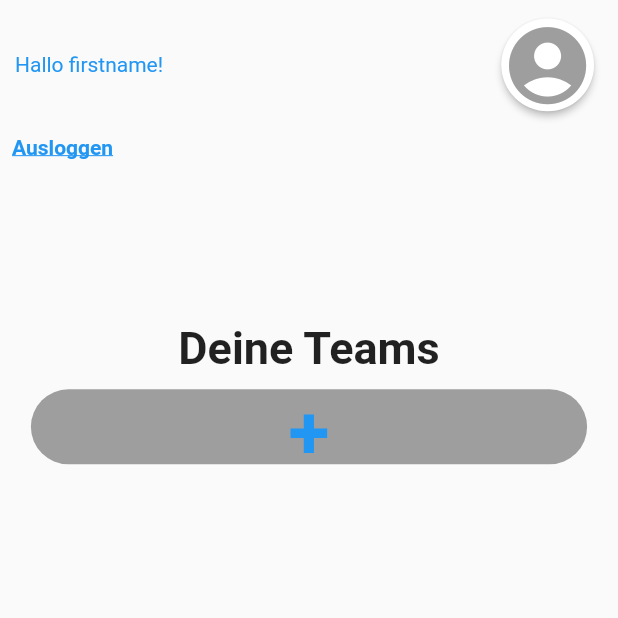
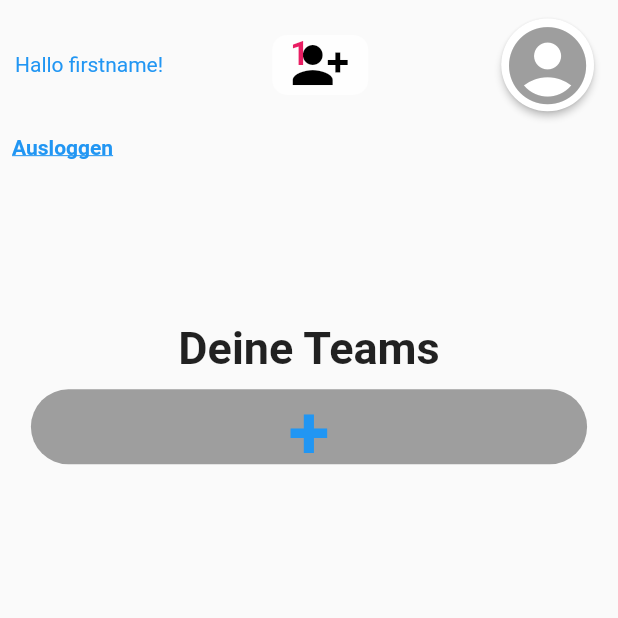
Before and after one commit to Wareload/SEP_Frontend, a Flutter app: the TeamOverview screen opened by its route, on a phone screen of 412 x 824 dp, the top half of it. Run offline on Flutter 3.47's test engine with Material 2 defaults, Android fonts, the phone set to English and light mode, and no system bars; our stand-ins replace flutter_secure_storage; accounts and stored records are empty; network calls fail.

Commit message:
created invitationview and changed deleteTeam To leaveTeam

```diff
--- a/lib/route/route_generator.dart
+++ b/lib/route/route_generator.dart
@@ -8,6 +8,7 @@ import 'package:moody/screens/meditation_start.dart';
 import 'package:moody/screens/meditation_timer.dart';
 import 'package:moody/screens/mood_select.dart';
 import 'package:moody/screens/personal_statistik.dart';
+import 'package:moody/screens/profile_invitations.dart';
 import 'package:moody/screens/profile_overview.dart';
 import 'package:moody/screens/register.dart';
 import 'package:moody/screens/splash.dart';
@@ -33,6 +34,8 @@ class RouteGenerator {
   static const String meditationEnd = "/meditationEnd";
   static const String atemUebung = "/atemUebung";
   static const String personalStatistic = "/personalStatistic";
+
+  static const String showInvitations = "/getInvitations";
 
   static void reset(context) {
     Navigator.pushNamedAndRemoveUntil(
@@ -91,6 +94,9 @@ class RouteGenerator {
       case personalStatistic:
         return MaterialPageRoute(
             settings: settings, builder: (_) => const PersonalStatistic());
+      case showInvitations:
+        return MaterialPageRoute(
+            settings: settings, builder: (_) => const ProfileInvitations());
       default:
         return MaterialPageRoute(
             settings: settings, builder: (_) => const Splash());
--- a/lib/screens/team_overview.dart
+++ b/lib/screens/team_overview.dart
@@ -1,6 +1,7 @@
 import 'package:flutter/material.dart';
 import 'package:moody/api/api.dart';
 import 'package:moody/route/route_generator.dart';
+import 'package:moody/widgets/settings.dart';
 import 'package:moody/widgets/widgets.dart';
 
 import '../api/exception/invalid_permission_exception.dart';
@@ -19,7 +20,7 @@ class TeamOverview extends StatefulWidget {
 class _TeamOverviewState extends State<TeamOverview> {
   List<Team> teams = [];
   Profile _profile = Profile.empty();
-
+  String _invitations = "1";
 
   @override
   Widget build(BuildContext context) {
@@ -28,17 +29,19 @@ class _TeamOverviewState extends State<TeamOverview> {
         body: SafeArea(child: LayoutBuilder(builder: (builder, constraints) {
       return Column(
         children: [
-
-              Container(
-                  padding: EdgeInsets.only(top: constraints.maxWidth * 0.03)),
+          Container(padding: EdgeInsets.only(top: constraints.maxWidth * 0.03)),
           Row(
             mainAxisAlignment: MainAxisAlignment.spaceBetween,
             children: [
-                  Widgets.getTextFieldH3C("Hallo "+_profile.firstname+"!", constraints),
+              Widgets.getTextFieldH3C(
+                  "Hallo " + _profile.firstname + "!", constraints),
+              getInvitations(),
               Widgets.getProfileIcon(constraints, _goToProfile),
             ],
           ),
-              Align(alignment: Alignment.centerLeft, child: Widgets.getTextButtonStyle1("Ausloggen", () async {
+          Align(
+              alignment: Alignment.centerLeft,
+              child: Widgets.getTextButtonStyle1("Ausloggen", () async {
                 await Api.api.logout();
                 Navigator.pushReplacementNamed(context, RouteGenerator.login);
               }, constraints)),
@@ -46,9 +49,10 @@ class _TeamOverviewState extends State<TeamOverview> {
             height: constraints.maxWidth * 0.2,
           ),
           Widgets.getTextFieldH2("Deine Teams", constraints),
-              Expanded(
-                  child: SingleChildScrollView(child: getTeams(constraints))),
-              Container(height: 10,)
+          Expanded(child: SingleChildScrollView(child: getTeams(constraints))),
+          Container(
+            height: 10,
+          )
         ],
       );
     })));
@@ -56,9 +60,8 @@ class _TeamOverviewState extends State<TeamOverview> {
 
   //Get Profile
   void _setProfile() async {
-    if(_profile.email!="email"){
-
-    }else{
+    if (_profile.email != "email") {
+    } else {
       print("submiting request for the profile");
       try {
         _profile = await Api.api.getProfile();
@@ -67,7 +70,6 @@ class _TeamOverviewState extends State<TeamOverview> {
         //no need to handle
       }
     }
-
   }
 
   Widget getTeams(BoxConstraints constraints) {
@@ -96,13 +98,17 @@ class _TeamOverviewState extends State<TeamOverview> {
   }
 
   void _goToTeam(Team team) {
-    Navigator.pushNamed(context, RouteGenerator.teamDetails, arguments: {"team":team})
-        .then((value) => {_loadTeams()});
+    Navigator.pushNamed(context, RouteGenerator.teamDetails,
+        arguments: {"team": team}).then((value) => {_loadTeams()});
   }
 
   void _goToProfile() {
     Navigator.pushNamed(context, RouteGenerator.profileOverview)
         .then((value) => {_loadTeams()});
+  }
+
+  void _goToInvitations() {
+    Navigator.pushNamed(context, RouteGenerator.showInvitations);
   }
 
   @override
@@ -115,4 +121,40 @@ class _TeamOverviewState extends State<TeamOverview> {
     Navigator.pushNamed(context, RouteGenerator.teamCreate)
         .then((value) => {_loadTeams()});
   }
+
+  Widget getInvitations() {
+    return ElevatedButton(
+      style: ElevatedButton.styleFrom(
+          primary: Settings.whiteAccent, //background color of button
+          elevation: 0, //elevation of button
+          shape: RoundedRectangleBorder(
+              //to set border radius to button
+              borderRadius: BorderRadius.circular(10)),
+          padding: EdgeInsets.all(0) //content padding inside button
+          ),
+      onPressed: _goToInvitations,
+      child: Center(
+        child: Stack(
+          children: <Widget>[
+            Container(
+              child: Icon(
+                Icons.person_add_alt_1,
+                size: 40,
+                color: Colors.black,
+              ),
+            ),
+            Container(
+                alignment: Alignment.bottomRight,
+                child: Text(
+                  "$_invitations",
+                  style: TextStyle(
+                      color: Colors.pink,
+                      fontWeight: FontWeight.bold,
+                      fontSize: 22.0),
+                )),
+          ],
+        ), //Icon(I
+      ),
+    ); // cons.person_add_alt_1, size: 34),
   }
+}
```
Also changed, not shown: lib/api/api_backend.dart (+128 -30 lines), lib/screens/profile_invitations.dart (added, +165 -0 lines), lib/screens/profile_overview.dart (+11 -15 lines), lib/screens/team_manage.dart (+32 -39 lines), lib/structs/invitation.dart (+19 -2 lines), lib/structs/team.dart (+14 -2 lines). Lines whose indentation alone changed are shown as unchanged.
